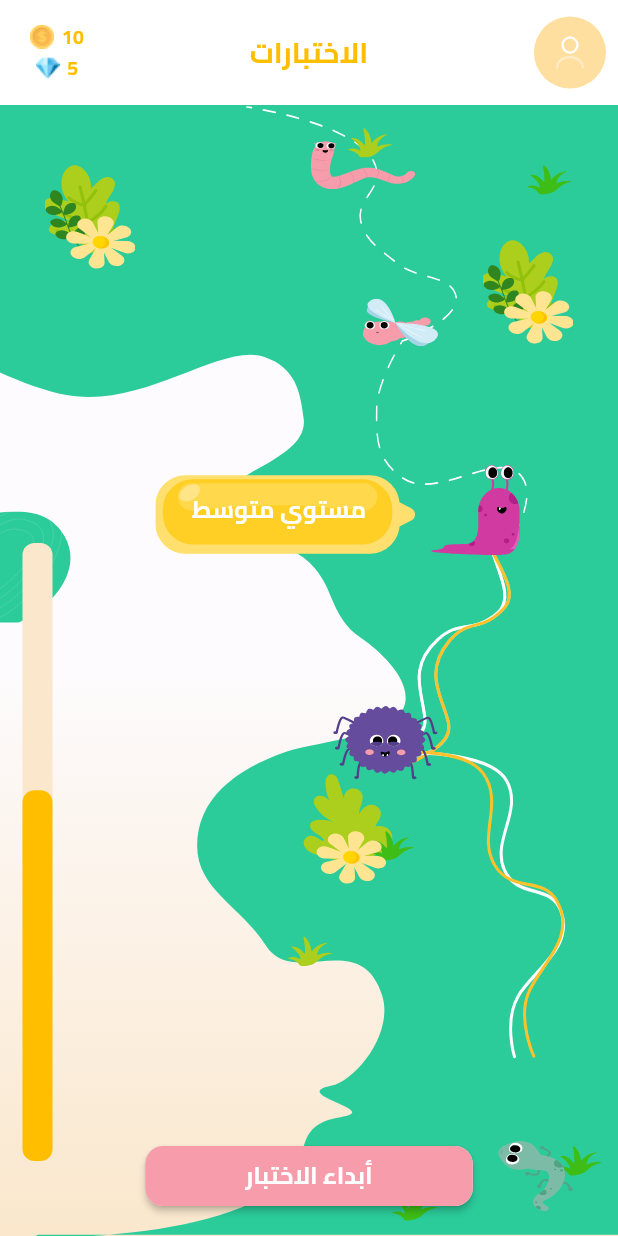
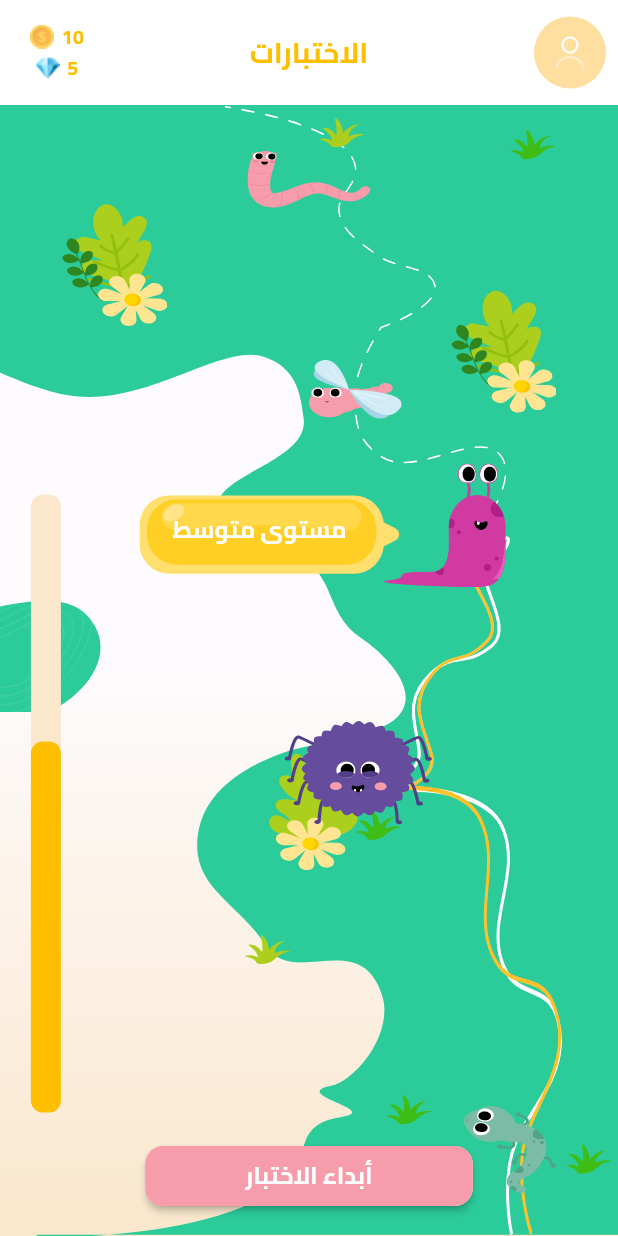
Before and after one commit to mostafamo7amed/Asmaak-, a Flutter app: the ProgressView screen opened directly, on a phone screen of 412 x 824 dp. Run offline on Flutter 3.47's test engine with Material 3 defaults, Android fonts, the light colour scheme and no system bars; drawn by our look-alikes of flutter_animation_progress_bar; our stand-ins replace bloc, cloud_firestore, connectivity_plus, dotted_border, dropdown_button2, firebase_auth and 9 more; missing offline and left inert: linear_progress_bar; accounts and stored records are empty.

Commit message:
refactor design

```diff
--- a/lib/core/utils/widgets/custom_view_lesson_dialog.dart
+++ b/lib/core/utils/widgets/custom_view_lesson_dialog.dart
@@ -10,7 +10,6 @@ Future customViewLessonDialog({
   context,
   message,
   image,
-  onConfirm,
   isManage = true,
 }) =>
     showDialog(
@@ -87,7 +86,10 @@ Future customViewLessonDialog({
                       width: MediaQuery.of(context).size.width / 3,
                       text: 'تعلمت',
                       textColor: AppColor.whiteColor,
-                      onPressed: onConfirm,
+                      onPressed: () {
+                        flickManager.dispose();
+                        Navigator.pop(context);
+                      },
                     ),
                     const SizedBox(
                       height: 20,
--- a/lib/features/auth/presentation/view/login_view.dart
+++ b/lib/features/auth/presentation/view/login_view.dart
@@ -39,8 +39,8 @@ class _LoginViewState extends State<LoginView> {
       child: BlocConsumer<LoginCubit, LoginState>(
         listener: (context, state) {
           if (state is LoginSuccess) {
+            context.read<LoginCubit>().findUser(state.user.uid, context);
             formKey.currentState!.reset();
-            context.read<LoginCubit>().findUser(state.user.uid, context);
           }
         },
         builder: (context, state) {
@@ -164,6 +164,7 @@ class _LoginViewState extends State<LoginView> {
                               onPressed: () {
                                 if (formKey.currentState!.validate()) {
                                   formKey.currentState!.save();
+                                  autoValidateMode = AutovalidateMode.disabled;
                                   context
                                       .read<LoginCubit>()
                                       .login(email!, password!);
--- a/lib/features/home/presentation/views/lessons_grid_view.dart
+++ b/lib/features/home/presentation/views/lessons_grid_view.dart
@@ -26,7 +26,8 @@ class LessonsGridView extends StatelessWidget {
             onTap: () {
               customViewLessonDialog(
                 image: AssetsData.cate,
-                  context: context, message: 'قطة', onConfirm: () {});
+                  context: context, message: 'قطة',
+                  );
             },
             child: Card(
               elevation: 2,
--- a/lib/features/home/presentation/views/my_points_view.dart
+++ b/lib/features/home/presentation/views/my_points_view.dart
@@ -39,7 +39,7 @@ class MyPointsView extends StatelessWidget {
                       width: 50,
                       AssetsData.lez,
                       ),
-                    Text('مستوي متوسط', style: Styles.bold23.copyWith(color: AppColor.purpleColor),),
+                    Text('مستوى متوسط', style: Styles.bold23.copyWith(color: AppColor.purpleColor),),
                     SizedBox(
                       width: 50,
                     )
@@ -223,8 +223,11 @@ class LastResultWidget extends StatelessWidget {
         color: AppColor.yellowTextColor.withValues(alpha: .4),
       ),
       child: Row(
-        mainAxisAlignment: MainAxisAlignment.center,
+        mainAxisAlignment: MainAxisAlignment.start,
         children: [
+          SizedBox(
+            width: MediaQuery.of(context).size.width*.26,
+          ),
           Icon(
             Icons.star,
             color: AppColor.purpleColor,
--- a/lib/features/home/presentation/views/my_profile_view.dart
+++ b/lib/features/home/presentation/views/my_profile_view.dart
@@ -40,6 +40,7 @@ class MyProfileView extends StatelessWidget {
                     height: MediaQuery.of(context).size.width * .5,
                     width: MediaQuery.of(context).size.width * .5,
                     child: Stack(
+                      alignment: Alignment.center,
                       children: [
                         CircleAvatar(
                           backgroundColor: AppColor.lightPinkColor.withValues(alpha: 0.7),
@@ -84,7 +85,6 @@ class MyProfileView extends StatelessWidget {
                 GestureDetector(
                   onTap: () {
                     Navigator.pushNamed(context, EditProfileView.routeName);
-
                   },
                   child: Container(
                     color: AppColor.lightGrayColor.withValues(alpha: 0.2),
--- a/lib/features/home/presentation/views/progress_view.dart
+++ b/lib/features/home/presentation/views/progress_view.dart
@@ -34,6 +34,7 @@ class ProgressView extends StatelessWidget {
             gradient: buildAuthLinearGradient(),
           ),
           child: Stack(
+            fit: StackFit.expand,
             children: [
               Positioned(
                 bottom: -10,
@@ -45,9 +46,9 @@ class ProgressView extends StatelessWidget {
               ),
               Positioned(
                 top: 0,
-                right: 60,
+                right: MediaQuery.of(context).size.width * .18,
                 child: SizedBox(
-                  height: MediaQuery.of(context).size.height * .35,
+                  height: MediaQuery.of(context).size.height * .33,
                   child: SvgPicture.asset(
                     AssetsData.dotLine,
                     fit: BoxFit.fill,
@@ -55,62 +56,62 @@ class ProgressView extends StatelessWidget {
                 ),
               ),
               Positioned(
-                top: 40,
-                left: 30,
+                top: MediaQuery.of(context).size.height * .08,
+                left: MediaQuery.of(context).size.width * .1,
                 child: FlowerWidget(),
               ),
               Positioned(
-                top: 15,
-                right: 150,
+                top: MediaQuery.of(context).size.height * .01,
+                right: MediaQuery.of(context).size.width * .41,
                 child: SvgPicture.asset(AssetsData.flower7),
               ),
               Positioned(
-                top: 40,
-                right: 30,
+                top: MediaQuery.of(context).size.height * .02,
+                right: MediaQuery.of(context).size.width * .1,
                 child: SvgPicture.asset(AssetsData.flower6),
               ),
               Positioned(
-                bottom: 250,
-                right: 150,
+                bottom: MediaQuery.of(context).size.height * .32,
+                right: MediaQuery.of(context).size.width * .42,
                 child: SvgPicture.asset(AssetsData.flower5),
               ),
               Positioned(
-                bottom: 250,
-                right: 135,
+                bottom: MediaQuery.of(context).size.height * .32,
+                right: MediaQuery.of(context).size.width * .35,
                 child: SvgPicture.asset(AssetsData.flower6),
               ),
               Positioned(
-                bottom: 230,
-                right: 150,
+                bottom: MediaQuery.of(context).size.height * .29,
+                right: MediaQuery.of(context).size.width * .43,
                 child: SvgPicture.asset(AssetsData.flower4),
               ),
               Positioned(
-                bottom: 180,
-                right: 190,
+                bottom: MediaQuery.of(context).size.height * .22,
+                right: MediaQuery.of(context).size.width * .53,
                 child: SvgPicture.asset(AssetsData.flower7),
               ),
               Positioned(
-                bottom: 40,
-                right: 10,
+                bottom: MediaQuery.of(context).size.height * .05,
+                right: MediaQuery.of(context).size.width * .01,
                 child: SvgPicture.asset(AssetsData.flower6),
               ),
               Positioned(
-                bottom: 10,
-                right: 120,
+                bottom: MediaQuery.of(context).size.height * .09,
+                right: MediaQuery.of(context).size.width * .3,
                 child: SvgPicture.asset(AssetsData.flower6),
               ),
               Positioned(
-                top: 90,
-                right: 30,
+                top: MediaQuery.of(context).size.height * .15,
+                right: MediaQuery.of(context).size.width * .1,
                 child: FlowerWidget(),
               ),
               Positioned(
-                  top: 270,
-                  left: -20,
+                  top: MediaQuery.of(context).size.height * .4,
+                  left: 0,
                   child: SvgPicture.asset(AssetsData.greenBack)),
               Positioned(
-                top: 250,
-                right: 25,
+                top: MediaQuery.of(context).size.height * .33,
+                right: MediaQuery.of(context).size.width * .07,
                 child: SizedBox(
                   height: MediaQuery.of(context).size.height * .25,
                   child: SvgPicture.asset(
@@ -120,8 +121,8 @@ class ProgressView extends StatelessWidget {
                 ),
               ),
               Positioned(
-                top: 250,
-                right: 30,
+                top: MediaQuery.of(context).size.height * .33,
+                right: MediaQuery.of(context).size.width * .1,
                 child: SizedBox(
                   height: MediaQuery.of(context).size.height * .25,
                   child: SvgPicture.asset(
@@ -131,8 +132,9 @@ class ProgressView extends StatelessWidget {
                 ),
               ),
               Positioned(
-                top: 430,
-                right: 35,
+                top: MediaQuery.of(context).size.height * .55,
+                right: MediaQuery.of(context).size.width * .09,
+                bottom: 0,
                 child: SizedBox(
                   height: MediaQuery.of(context).size.height * .25,
                   child: SvgPicture.asset(
@@ -142,8 +144,9 @@ class ProgressView extends StatelessWidget {
                 ),
               ),
               Positioned(
-                top: 430,
-                right: 35,
+                top: MediaQuery.of(context).size.height * .55,
+                right: MediaQuery.of(context).size.width * .09,
+                bottom: 0,
                 child: SizedBox(
                   height: MediaQuery.of(context).size.height * .25,
                   child: SvgPicture.asset(
@@ -153,49 +156,49 @@ class ProgressView extends StatelessWidget {
                 ),
               ),
               Positioned(
-                top: 5,
-                right: 135,
+                top: MediaQuery.of(context).size.height * .01,
+                right: MediaQuery.of(context).size.width * .4,
                 child: SizedBox(
-                  height: 70,
-                  width: 70,
+                  height: MediaQuery.of(context).size.height * .1,
+                  width: MediaQuery.of(context).size.width * .2,
                   child: SvgPicture.asset(AssetsData.warm),
                 ),
               ),
               Positioned(
-                top: 120,
-                right: 120,
+                top: MediaQuery.of(context).size.height * .18,
+                right: MediaQuery.of(context).size.width * .35,
                 child: SizedBox(
-                  height: 50,
-                  width: 50,
+                  height: MediaQuery.of(context).size.height * .1,
+                  width: MediaQuery.of(context).size.width * .15,
                   child: SvgPicture.asset(AssetsData.fly),
                 ),
               ),
               Positioned(
-                top: 240,
-                right: 65,
+                top: MediaQuery.of(context).size.height * .29,
+                right: MediaQuery.of(context).size.width * .18,
                 child: SizedBox(
-                  height: 60,
-                  width: 60,
+                  height: MediaQuery.of(context).size.height * .1,
+                  width: MediaQuery.of(context).size.width * .2,
                   child: SvgPicture.asset(AssetsData.snail),
                 ),
               ),
               Positioned(
-                top: 245,
+                top:  MediaQuery.of(context).size.height * .31,
                 left: 0,
-                right: 20,
+                right: MediaQuery.of(context).size.width * .1,
                 child: SizedBox(
-                  width: 10,
-                  height: 60,
+                  width: MediaQuery.of(context).size.width * .5,
+                  height: MediaQuery.of(context).size.height * .08,
                   child: Stack(
                     alignment: Alignment.center,
                     children: [
                       SvgPicture.asset(AssetsData.yellowBack),
                       Positioned(
-                        top: 13,
+                        top: MediaQuery.of(context).size.height * .02,
                         left: 0,
-                        right: 20,
+                        right: MediaQuery.of(context).size.width * .06,
                         child: Text(
-                          'مستوي متوسط',
+                          'مستوى متوسط',
                           textAlign: TextAlign.center,
                           style: Styles.bold16
                               .copyWith(color: AppColor.whiteColor),
@@ -206,26 +209,26 @@ class ProgressView extends StatelessWidget {
                 ),
               ),
               Positioned(
-                top: 390,
-                right: 120,
+                top: MediaQuery.of(context).size.height * .49,
+                right: MediaQuery.of(context).size.width * .3,
                 child: SizedBox(
-                  height: 70,
-                  width: 70,
+                  height: MediaQuery.of(context).size.height * .1,
+                  width: MediaQuery.of(context).size.width * .24,
                   child: SvgPicture.asset(AssetsData.spider),
                 ),
               ),
               Positioned(
-                bottom: 10,
-                right: 30,
+                bottom: MediaQuery.of(context).size.height * .02,
+                right: MediaQuery.of(context).size.width * .1,
                 child: SizedBox(
-                  height: 60,
-                  width: 50,
+                  height: MediaQuery.of(context).size.height * .1,
+                  width: MediaQuery.of(context).size.width * .15,
                   child: SvgPicture.asset(AssetsData.lez),
                 ),
               ),
               Positioned(
-                left: 15,
-                bottom: 50,
+                left: MediaQuery.of(context).size.width * .05,
+                bottom: MediaQuery.of(context).size.height * .1,
                 child: SizedBox(
                   width: 20,
                   height: MediaQuery.of(context).size.height * .5,
@@ -255,8 +258,8 @@ class FlowerWidget extends StatelessWidget {
   @override
   Widget build(BuildContext context) {
     return SizedBox(
-      width: 60,
-      height: 70,
+      width: MediaQuery.of(context).size.width * .17,
+      height: MediaQuery.of(context).size.height * .1,
       child: Stack(
         children: [
           Positioned(
--- a/lib/features/home/presentation/views/widgets/counter_widget.dart
+++ b/lib/features/home/presentation/views/widgets/counter_widget.dart
@@ -43,7 +43,7 @@ class CounterWidget extends StatelessWidget {
                 padding: const EdgeInsets.all(3.0),
                 child: Text(
                   number.toString(),
-                  style: Styles.bold16.copyWith(color: isSelected ? AppColor.blackColor : AppColor.grayColor ),
+                  style: Styles.bold16.copyWith(color: isSelected ? AppColor.blackColor :  isCorrect|| isWrong?AppColor.blackColor:AppColor.grayColor ),
                 ),
               ),
             ),
```
Also changed, not shown: lib/features/admin/presentation/views/manage_lesson_view.dart (+23 -11 lines), lib/features/auth/presentation/manager/login_cubit/login_cubit.dart (+26 -14 lines), lib/features/home/presentation/views/widgets/custom_result_dialog.dart (+14 -5 lines), lib/features/home/presentation/views/widgets/user_category_item.dart (+7 -5 lines).
